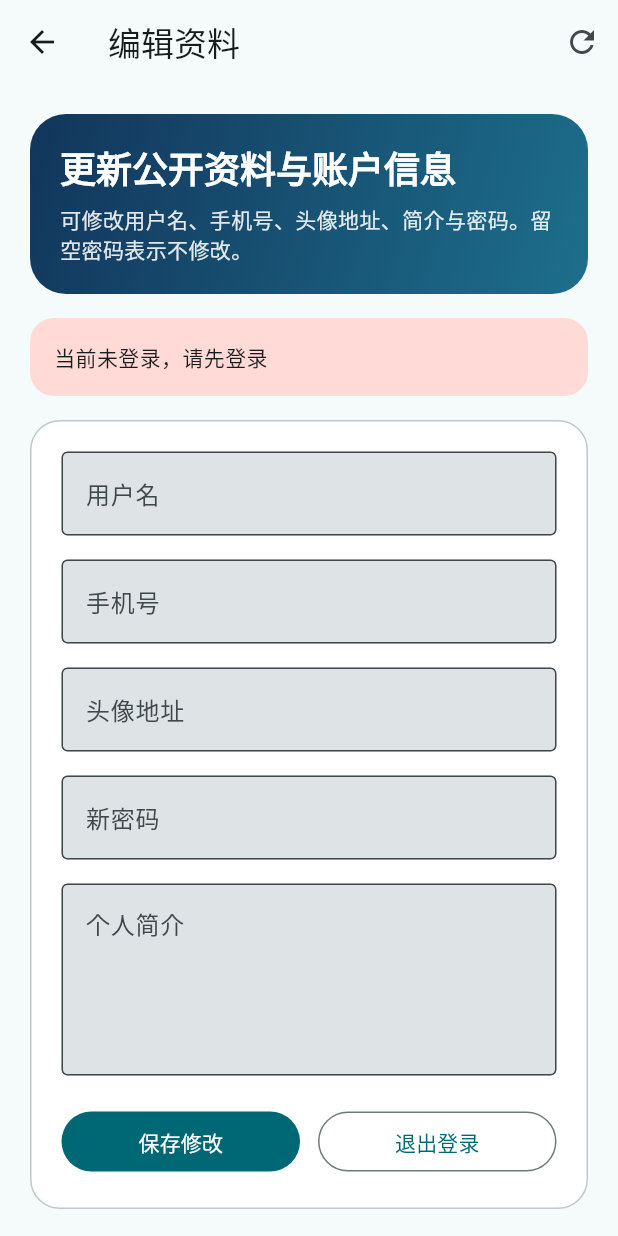
After one commit to 0031400/yuanzhida_flutter_ai, a Flutter app: the ProfileEditPage screen opened by its route, after a tap on "保存修改", on a phone screen of 412 x 824 dp. The commit adds this screen. Run offline on Flutter 3.47's test engine with Material 3 defaults, Android fonts, the phone set to English and light mode, and no system bars; our stand-ins replace shared_preferences; accounts and stored records are empty; network calls fail.

Commit message:
实现了个人详情页

```diff
--- /dev/null
+++ b/lib/pages/profile_edit_page.dart
@@ -0,0 +1,451 @@
+import 'package:flutter/material.dart';
+
+import '../routes/app_routes.dart';
+import '../services/answerly_api.dart';
+import '../services/auth_session.dart';
+import 'login_page.dart' show kApiBaseUrl;
+
+class ProfileEditPage extends StatefulWidget {
+  const ProfileEditPage({super.key});
+
+  @override
+  State<ProfileEditPage> createState() => _ProfileEditPageState();
+}
+
+class _ProfileEditPageState extends State<ProfileEditPage> {
+  final _formKey = GlobalKey<FormState>();
+  final _usernameController = TextEditingController();
+  final _passwordController = TextEditingController();
+  final _phoneController = TextEditingController();
+  final _avatarController = TextEditingController();
+  final _introductionController = TextEditingController();
+
+  late final AnswerlyApi _api;
+
+  bool _loading = false;
+  bool _saving = false;
+  bool _loggingOut = false;
+  String? _errorText;
+  String? _currentUsername;
+
+  @override
+  void initState() {
+    super.initState();
+    _api = AnswerlyApi(baseUrl: kApiBaseUrl);
+    _loadProfile();
+  }
+
+  @override
+  void dispose() {
+    _usernameController.dispose();
+    _passwordController.dispose();
+    _phoneController.dispose();
+    _avatarController.dispose();
+    _introductionController.dispose();
+    super.dispose();
+  }
+
+  Future<void> _loadProfile() async {
+    final username = AuthSession.username;
+    final token = AuthSession.token;
+    if (username == null || token == null) {
+      setState(() {
+        _errorText = '当前未登录，请先登录后编辑个人信息';
+      });
+      return;
+    }
+
+    setState(() {
+      _loading = true;
+      _errorText = null;
+      _currentUsername = username;
+    });
+
+    try {
+      final results = await Future.wait([
+        _api.checkLogin(username: username, token: token),
+        _api.fetchActualUserProfile(
+          authUsername: username,
+          token: token,
+          profileUsername: username,
+        ),
+      ]);
+
+      if (!mounted) {
+        return;
+      }
+
+      final loginValid = results[0] as bool;
+      if (!loginValid) {
+        await AuthSession.clear();
+        setState(() {
+          _errorText = '登录态已失效，请重新登录';
+        });
+        return;
+      }
+
+      final profile = results[1] as ActualUserProfile;
+      setState(() {
+        _usernameController.text = profile.username;
+        _phoneController.text = profile.phone;
+        _introductionController.text = profile.introduction;
+      });
+    } on ApiException catch (error) {
+      if (!mounted) {
+        return;
+      }
+      if (error.code == 'A000204') {
+        await AuthSession.clear();
+      }
+      setState(() {
+        _errorText = error.message ?? '加载个人信息失败';
+      });
+    } catch (_) {
+      if (!mounted) {
+        return;
+      }
+      setState(() {
+        _errorText = '网络异常，请稍后重试';
+      });
+    } finally {
+      if (mounted) {
+        setState(() {
+          _loading = false;
+        });
+      }
+    }
+  }
+
+  Future<void> _save() async {
+    final authUsername = _currentUsername ?? AuthSession.username;
+    final token = AuthSession.token;
+    if (authUsername == null || token == null) {
+      setState(() {
+        _errorText = '当前未登录，请先登录';
+      });
+      return;
+    }
+    if (!_formKey.currentState!.validate()) {
+      return;
+    }
+
+    final newUsername = _usernameController.text.trim();
+    final phone = _phoneController.text.trim();
+    final avatar = _avatarController.text.trim();
+    final introduction = _introductionController.text.trim();
+    final password = _passwordController.text;
+
+    setState(() {
+      _saving = true;
+      _errorText = null;
+    });
+
+    try {
+      await _api.updateUserProfile(
+        authUsername: authUsername,
+        token: token,
+        request: UpdateUserProfileRequest(
+          oldUsername: authUsername,
+          newUsername: newUsername,
+          password: password.isEmpty ? null : password,
+          avatar: avatar.isEmpty ? null : avatar,
+          phone: phone,
+          introduction: introduction,
+        ),
+      );
+
+      await AuthSession.save(username: newUsername, token: token);
+      if (!mounted) {
+        return;
+      }
+      setState(() {
+        _currentUsername = newUsername;
+        _passwordController.clear();
+      });
+      ScaffoldMessenger.of(
+        context,
+      ).showSnackBar(const SnackBar(content: Text('个人信息已更新')));
+      Navigator.of(context).pop(true);
+    } on ApiException catch (error) {
+      if (!mounted) {
+        return;
+      }
+      if (error.code == 'A000204') {
+        await AuthSession.clear();
+      }
+      setState(() {
+        _errorText = error.message ?? '更新个人信息失败';
+      });
+    } catch (_) {
+      if (!mounted) {
+        return;
+      }
+      setState(() {
+        _errorText = '网络异常，请稍后重试';
+      });
+    } finally {
+      if (mounted) {
+        setState(() {
+          _saving = false;
+        });
+      }
+    }
+  }
+
+  Future<void> _logout() async {
+    final username = AuthSession.username;
+    final token = AuthSession.token;
+    if (username == null || token == null) {
+      await AuthSession.clear();
+      if (!mounted) {
+        return;
+      }
+      Navigator.of(context).pushNamedAndRemoveUntil(
+        AppRoutes.login,
+        (route) => false,
+      );
+      return;
+    }
+
+    setState(() {
+      _loggingOut = true;
+      _errorText = null;
+    });
+
+    try {
+      await _api.logout(username: username, token: token);
+    } on ApiException catch (error) {
+      if (error.code != 'A000204' && mounted) {
+        setState(() {
+          _errorText = error.message ?? '退出登录失败';
+        });
+      }
+    } catch (_) {
+      if (mounted) {
+        setState(() {
+          _errorText = '网络异常，已清理本地登录态';
+        });
+      }
+    } finally {
+      await AuthSession.clear();
+      if (mounted) {
+        setState(() {
+          _loggingOut = false;
+        });
+      }
+    }
+
+    if (!mounted) {
+      return;
+    }
+    Navigator.of(
+      context,
+    ).pushNamedAndRemoveUntil(AppRoutes.login, (route) => false);
+  }
+
+  @override
+  Widget build(BuildContext context) {
+    final colorScheme = Theme.of(context).colorScheme;
+    final busy = _loading || _saving || _loggingOut;
+
+    return Scaffold(
+      appBar: AppBar(
+        title: const Text('编辑资料'),
+        actions: [
+          IconButton(
+            onPressed: busy ? null : _loadProfile,
+            icon: const Icon(Icons.refresh),
+            tooltip: '刷新',
+          ),
+        ],
+      ),
+      body: SafeArea(
+        child: Center(
+          child: ConstrainedBox(
+            constraints: const BoxConstraints(maxWidth: 720),
+            child: ListView(
+              padding: const EdgeInsets.all(20),
+              children: [
+                Container(
+                  padding: const EdgeInsets.all(20),
+                  decoration: BoxDecoration(
+                    gradient: const LinearGradient(
+                      colors: [Color(0xFF12355B), Color(0xFF1D6F8C)],
+                      begin: Alignment.topLeft,
+                      end: Alignment.bottomRight,
+                    ),
+                    borderRadius: BorderRadius.circular(24),
+                  ),
+                  child: Column(
+                    crossAxisAlignment: CrossAxisAlignment.start,
+                    children: [
+                      Text(
+                        '更新公开资料与账户信息',
+                        style: Theme.of(context).textTheme.headlineSmall
+                            ?.copyWith(
+                              color: Colors.white,
+                              fontWeight: FontWeight.w800,
+                            ),
+                      ),
+                      const SizedBox(height: 8),
+                      Text(
+                        '可修改用户名、手机号、头像地址、简介与密码。留空密码表示不修改。',
+                        style: Theme.of(context).textTheme.bodyMedium?.copyWith(
+                          color: Colors.white.withValues(alpha: 0.88),
+                        ),
+                      ),
+                    ],
+                  ),
+                ),
+                const SizedBox(height: 16),
+                if (_errorText != null)
+                  Container(
+                    padding: const EdgeInsets.all(16),
+                    decoration: BoxDecoration(
+                      color: colorScheme.errorContainer,
+                      borderRadius: BorderRadius.circular(16),
+                    ),
+                    child: Text(_errorText!),
+                  ),
+                if (_errorText != null) const SizedBox(height: 16),
+                Container(
+                  padding: const EdgeInsets.all(20),
+                  decoration: BoxDecoration(
+                    color: colorScheme.surfaceContainerLowest,
+                    borderRadius: BorderRadius.circular(20),
+                    border: Border.all(color: colorScheme.outlineVariant),
+                  ),
+                  child: _loading
+                      ? const Padding(
+                          padding: EdgeInsets.symmetric(vertical: 40),
+                          child: Center(child: CircularProgressIndicator()),
+                        )
+                      : Form(
+                          key: _formKey,
+                          child: Column(
+                            crossAxisAlignment: CrossAxisAlignment.stretch,
+                            children: [
+                              TextFormField(
+                                controller: _usernameController,
+                                textInputAction: TextInputAction.next,
+                                decoration: const InputDecoration(
+                                  labelText: '用户名',
+                                  border: OutlineInputBorder(),
+                                ),
+                                validator: (value) {
+                                  final text = value?.trim() ?? '';
+                                  if (text.isEmpty) {
+                                    return '请输入用户名';
+                                  }
+                                  if (text.length < 2) {
+                                    return '用户名至少 2 个字符';
+                                  }
+                                  return null;
+                                },
+                              ),
+                              const SizedBox(height: 16),
+                              TextFormField(
+                                controller: _phoneController,
+                                keyboardType: TextInputType.phone,
+                                textInputAction: TextInputAction.next,
+                                decoration: const InputDecoration(
+                                  labelText: '手机号',
+                                  border: OutlineInputBorder(),
+                                ),
+                                validator: (value) {
+                                  final text = value?.trim() ?? '';
+                                  if (text.isEmpty) {
+                                    return '请输入手机号';
+                                  }
+                                  if (!RegExp(r'^\d{11}$').hasMatch(text)) {
+                                    return '请输入 11 位手机号';
+                                  }
+                                  return null;
+                                },
+                              ),
+                              const SizedBox(height: 16),
+                              TextFormField(
+                                controller: _avatarController,
+                                keyboardType: TextInputType.url,
+                                textInputAction: TextInputAction.next,
+                                decoration: const InputDecoration(
+                                  labelText: '头像地址',
+                                  hintText: 'https://example.com/avatar.png',
+                                  border: OutlineInputBorder(),
+                                ),
+                              ),
+                              const SizedBox(height: 16),
+                              TextFormField(
+                                controller: _passwordController,
+                                obscureText: true,
+                                textInputAction: TextInputAction.next,
+                                decoration: const InputDecoration(
+                                  labelText: '新密码',
+                                  hintText: '留空则不修改',
+                                  border: OutlineInputBorder(),
+                                ),
+                                validator: (value) {
+                                  final text = value ?? '';
+                                  if (text.isNotEmpty && text.length < 6) {
+                                    return '密码至少 6 位';
+                                  }
+                                  return null;
+                                },
+                              ),
+                              const SizedBox(height: 16),
+                              TextFormField(
+                                controller: _introductionController,
+                                minLines: 4,
+                                maxLines: 6,
+                                decoration: const InputDecoration(
+                                  labelText: '个人简介',
+                                  alignLabelWithHint: true,
+                                  border: OutlineInputBorder(),
+                                ),
+                              ),
+                              const SizedBox(height: 20),
+                              Row(
+                                children: [
+                                  Expanded(
+                                    child: FilledButton(
+                                      onPressed: busy ? null : _save,
+                                      child: _saving
+                                          ? const SizedBox(
+                                              width: 20,
+                                              height: 20,
+                                              child: CircularProgressIndicator(
+                                                strokeWidth: 2,
+                                              ),
+                                            )
+                                          : const Text('保存修改'),
+                                    ),
+                                  ),
+                                  const SizedBox(width: 12),
+                                  Expanded(
+                                    child: OutlinedButton(
+                                      onPressed: busy ? null : _logout,
+                                      child: _loggingOut
+                                          ? const SizedBox(
+                                              width: 20,
+                                              height: 20,
+                                              child: CircularProgressIndicator(
+                                                strokeWidth: 2,
+                                              ),
+                                            )
+                                          : const Text('退出登录'),
+                                    ),
+                                  ),
+                                ],
+                              ),
+                            ],
+                          ),
+                        ),
+                ),
+              ],
+            ),
+          ),
+        ),
+      ),
+    );
+  }
+}
--- a/lib/routes/app_routes.dart
+++ b/lib/routes/app_routes.dart
@@ -4,6 +4,7 @@ import '../pages/home_page.dart';
 import '../pages/login_page.dart';
 import '../pages/placeholder_page.dart';
 import '../pages/profile_page.dart';
+import '../pages/profile_edit_page.dart';
 import '../pages/question_browser_page.dart';
 import '../pages/register_page.dart';
 
@@ -108,10 +109,9 @@ class AppRoutes {
           settings: settings,
         );
       case profileEdit:
-        return _placeholderRoute(
-          settings,
-          title: '编辑资料',
-          description: '对应更新用户信息、退出登录接口。',
+        return MaterialPageRoute<void>(
+          builder: (_) => const ProfileEditPage(),
+          settings: settings,
         );
       case activityRank:
         return _placeholderRoute(
--- a/lib/services/answerly_api.dart
+++ b/lib/services/answerly_api.dart
@@ -231,6 +231,24 @@ class ActualUserProfile {
   final int likeCount;
   final int solvedCount;
   final String phone;
+}
+
+class UpdateUserProfileRequest {
+  const UpdateUserProfileRequest({
+    required this.oldUsername,
+    required this.newUsername,
+    this.password,
+    this.avatar,
+    required this.phone,
+    required this.introduction,
+  });
+
+  final String oldUsername;
+  final String newUsername;
+  final String? password;
+  final String? avatar;
+  final String phone;
+  final String introduction;
 }
 
 class CommentItem {
@@ -612,6 +630,49 @@ class AnswerlyApi {
     return _readInt(body['data']);
   }
 
+  Future<void> logout({required String username, required String token}) async {
+    final uri = Uri.parse(
+      '$baseUrl/api/answerly/v1/user/logout',
+    ).replace(queryParameters: {'username': username, 'token': token});
+    final response = await _client.delete(
+      uri,
+      headers: _authHeaders(username: username, token: token),
+    );
+
+    _ensureSuccessStatus(response, fallbackMessage: 'Logout request failed');
+    _ensureSuccessBody(response.body);
+  }
+
+  Future<void> updateUserProfile({
+    required String authUsername,
+    required String token,
+    required UpdateUserProfileRequest request,
+  }) async {
+    final uri = Uri.parse('$baseUrl/api/answerly/v1/user');
+    final headers = <String, String>{
+      ..._authHeaders(username: authUsername, token: token),
+      'Content-Type': 'application/json',
+    };
+    final response = await _client.put(
+      uri,
+      headers: headers,
+      body: jsonEncode({
+        'oldUsername': request.oldUsername,
+        'newUsername': request.newUsername,
+        'password': request.password,
+        'avatar': request.avatar,
+        'phone': request.phone,
+        'introduction': request.introduction,
+      }),
+    );
+
+    _ensureSuccessStatus(
+      response,
+      fallbackMessage: 'Update user profile request failed',
+    );
+    _ensureSuccessBody(response.body);
+  }
+
   Map<String, String> _authHeaders({
     required String username,
     required String token,
```
Also changed, not shown: lib/pages/profile_page.dart (+24 -4 lines).
